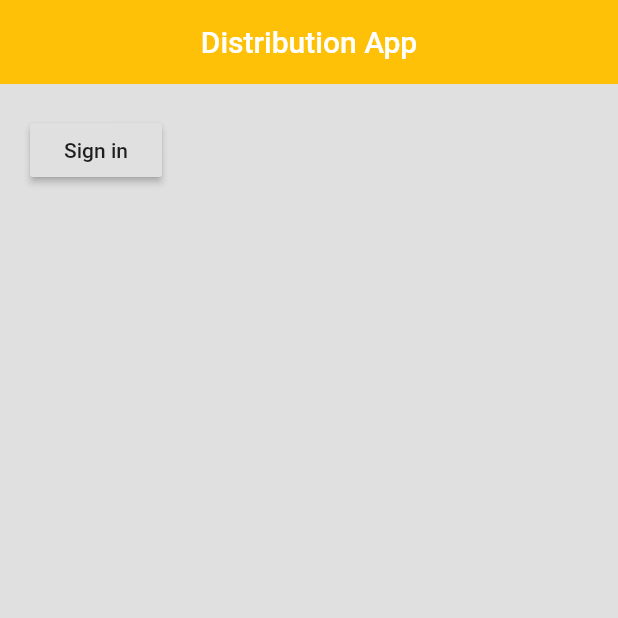
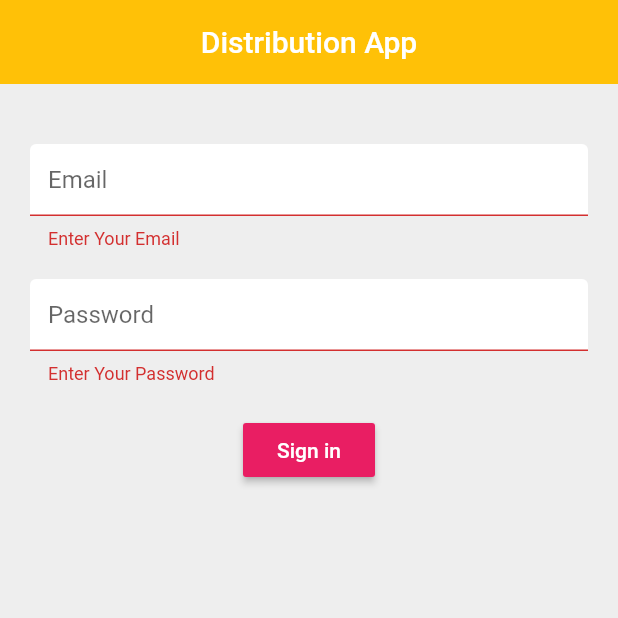
Before and after one commit to HarithElfatih/Distribution-App, a Flutter app: the screen it shows after launch, after a tap on "Sign in", on a phone screen of 412 x 824 dp, the top half of it. Run offline on Flutter 3.47's test engine with Material 2 defaults, Android fonts, the phone set to English and light mode, and no system bars; our stand-ins replace cloud_firestore, firebase_auth, firebase_core; accounts and stored records are empty.

Commit message:
Completed all the Log-in & Authentication Functionalities

```diff
--- a/lib/screens/Authentication/sign-in.dart
+++ b/lib/screens/Authentication/sign-in.dart
@@ -1,5 +1,6 @@
 import 'package:flutter/material.dart';
 import 'package:distribution/services/auth.dart';
+import 'package:distribution/shared/constant.dart';
 
 class Signin extends StatefulWidget {
   @override
@@ -8,10 +9,15 @@ class Signin extends StatefulWidget {
 
 class _SigninState extends State<Signin> {
   final AuthService _auth = AuthService();
+  final _formkey = GlobalKey<FormState>();
+
+  String email = "";
+  String password = "";
+  String error = "";
   @override
   Widget build(BuildContext context) {
     return Scaffold(
-      backgroundColor: Colors.black12,
+      backgroundColor: Colors.grey[200],
       appBar: AppBar(
         backgroundColor: Colors.amber,
         elevation: 0.0,
@@ -19,18 +25,49 @@ class _SigninState extends State<Signin> {
         centerTitle: true,
       ),
       body: Container(
-          padding: EdgeInsets.symmetric(vertical: 20, horizontal: 20),
-          child: RaisedButton(
-              child: Text("Sign in"),
+        padding: EdgeInsets.symmetric(vertical: 20, horizontal: 20),
+        child: Form(
+          key: _formkey,
+          child: Column(children: <Widget>[
+            SizedBox(height: 20.0),
+            TextFormField(
+              decoration: textInputDecoration.copyWith(hintText: "Email"),
+              validator: (val) => val.isEmpty ? "Enter Your Email" : null,
+              onChanged: (val) {
+                setState(() => email = val);
+              },
+            ),
+            SizedBox(height: 20),
+            TextFormField(
+              decoration: textInputDecoration.copyWith(hintText: "Password"),
+              obscureText: true,
+              validator: (val) => val.isEmpty ? "Enter Your Password" : null,
+              onChanged: (val) {
+                setState(() => password = val);
+              },
+            ),
+            SizedBox(height: 20),
+            RaisedButton(
+              color: Colors.pink,
+              child: Text("Sign in", style: TextStyle(color: Colors.white)),
               onPressed: () async {
-                dynamic result = await _auth.signInAnom();
-                if (result == null) {
-                  print("Error Occured");
-                } else {
-                  print("You Have Signed in");
-                  print(result.uid);
+                if (_formkey.currentState.validate()) {
+                  dynamic result =
+                      await _auth.signIn(email: email, password: password);
+                  if (result == null) {
+                    setState(() => error = "هناك خطاْ في طلبك");
+                  }
                 }
-              })),
+              },
+            ),
+            SizedBox(height: 20),
+            Text(
+              error,
+              style: TextStyle(color: Colors.red, fontSize: 14),
+            )
+          ]),
+        ),
+      ),
     );
   }
 }
--- a/lib/services/auth.dart
+++ b/lib/services/auth.dart
@@ -29,21 +29,15 @@ class AuthService {
   }
 
   // Sign in with Email & Password
-  Future<String> signUp({String email, String password}) async {
+  Future signIn({String email, String password}) async {
     try {
-      await _auth.createUserWithEmailAndPassword(
+      UserCredential result = await _auth.signInWithEmailAndPassword(
           email: email, password: password);
-      return "Signed Up";
-    } on FirebaseAuthException catch (e) {
-      if (e.code == 'weak-password') {
-        return "The password provided is too weak.";
-      } else if (e.code == 'email-already-in-use') {
-        return "The account already exists for that email.";
-      } else {
-        return "Something Went Wrong.";
-      }
+      User user = result.user;
+      return _userFromFirebaseUser(user);
     } catch (e) {
-      print(e);
+      print(e.toString());
+      return null;
     }
   }
 
--- /dev/null
+++ b/lib/shared/constant.dart
@@ -0,0 +1,9 @@
+import 'package:flutter/material.dart';
+
+const textInputDecoration = InputDecoration(
+    fillColor: Colors.white,
+    filled: true,
+    enabledBorder:
+        OutlineInputBorder(borderSide: BorderSide(color: Colors.white)),
+    focusedBorder:
+        OutlineInputBorder(borderSide: BorderSide(color: Colors.pink)));
--- a/pubspec.yaml
+++ b/pubspec.yaml
@@ -32,6 +32,7 @@ dependencies:
   firebase_auth: ^3.0.1
   cloud_firestore: ^2.5.1
   provider: ^6.0.0
+  flutter_spinkit: ^5.1.0
 
 
 
```
Also changed, not shown: pubspec.lock.
